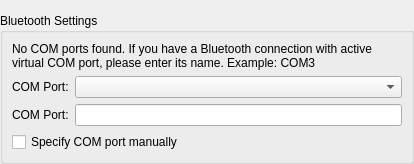
Qt form plugins/robots/interpreters/nxtKitInterpreter/src/nxtAdditionalPreferences.ui (trikset/trik-studio) before a commit.
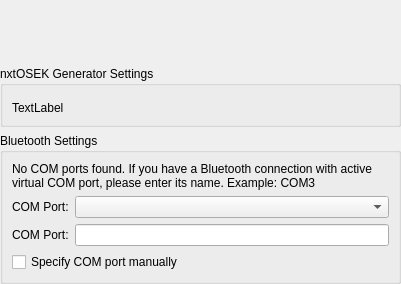
The same form after that commit. Custom widgets are drawn as their Qt base class.

Patch:
```diff
--- a/plugins/robots/interpreters/nxtKitInterpreter/src/nxtAdditionalPreferences.ui
+++ b/plugins/robots/interpreters/nxtKitInterpreter/src/nxtAdditionalPreferences.ui
@@ -6,8 +6,8 @@
    <rect>
     <x>0</x>
     <y>0</y>
-    <width>414</width>
-    <height>164</height>
+    <width>401</width>
+    <height>284</height>
    </rect>
   </property>
   <property name="windowTitle">
@@ -27,7 +27,25 @@
     <number>0</number>
    </property>
    <item>
-    <widget class="qReal::ui::ImagePicker" name="robotImagePicker">
+    <widget class="qReal::ui::ImagePicker" name="robotImagePicker" native="true"/>
+   </item>
+   <item>
+    <widget class="QGroupBox" name="generatorSettingsGroupBox">
+     <property name="title">
+      <string>nxtOSEK Generator Settings</string>
+     </property>
+     <layout class="QGridLayout" name="gridLayout">
+      <item row="1" column="0">
+       <widget class="QLabel" name="generatorLabel">
+        <property name="text">
+         <string>TextLabel</string>
+        </property>
+       </widget>
+      </item>
+      <item row="0" column="0">
+       <widget class="qReal::ui::DirPicker" name="compilerPicker" native="true"/>
+      </item>
+     </layout>
     </widget>
    </item>
    <item>
@@ -92,6 +110,12 @@
    <header>qrutils/widgets/imagePicker.h</header>
    <container>1</container>
   </customwidget>
+  <customwidget>
+   <class>qReal::ui::DirPicker</class>
+   <extends>QWidget</extends>
+   <header>qrutils/widgets/dirPicker.h</header>
+   <container>1</container>
+  </customwidget>
  </customwidgets>
  <resources/>
  <connections/>
```
Left out of the diff: 34 changed lines with no effect on the pictures.
